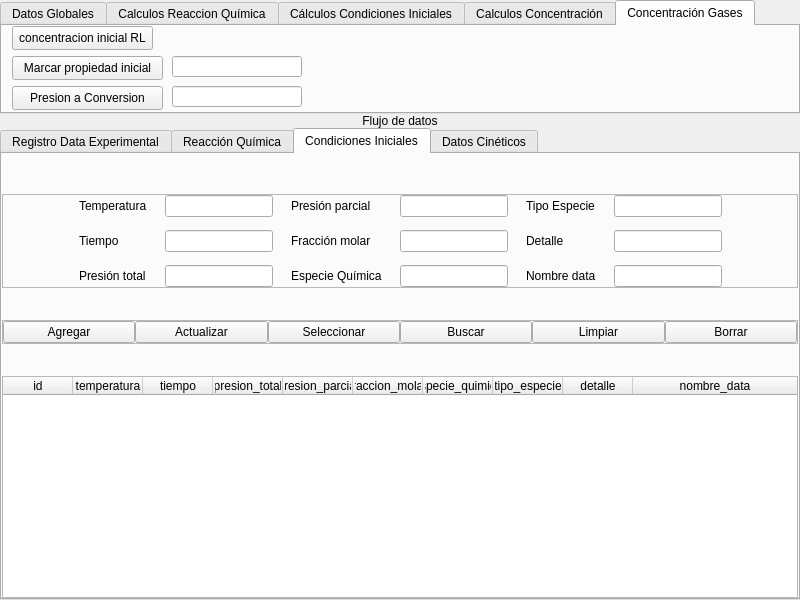
Before: the Qt Designer form flujo_datos_gui_v3.ui in JuandresPUCE/tesis_pyqt_sqlite, drawn with Qt 5.
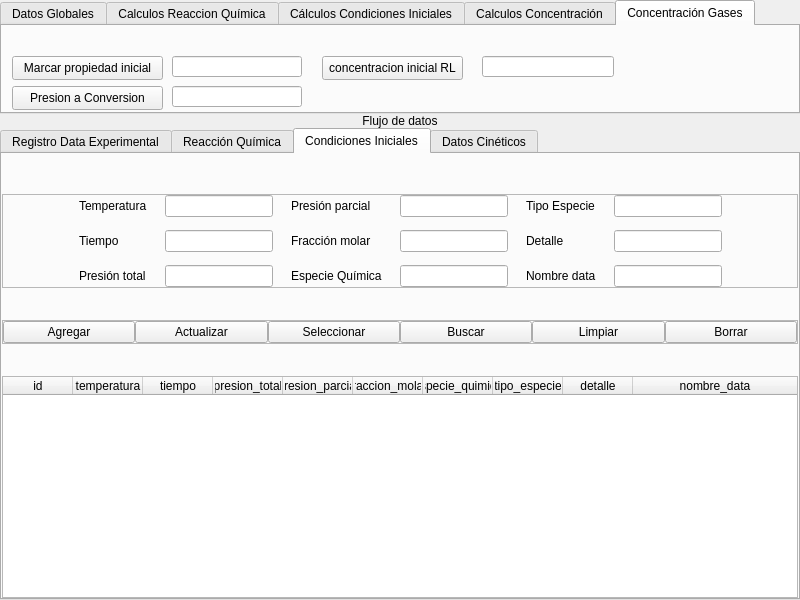
After: the same form once the commit is applied. The open tabs and pages were chosen to show the change.

Commit message: check de codigo para gases

```diff
--- a/flujo_datos_gui_v3.ui
+++ b/flujo_datos_gui_v3.ui
@@ -549,8 +549,8 @@
        <widget class="QPushButton" name="concentracion_irl_btn">
         <property name="geometry">
          <rect>
-          <x>10</x>
-          <y>0</y>
+          <x>320</x>
+          <y>30</y>
           <width>141</width>
           <height>24</height>
          </rect>
@@ -592,6 +592,16 @@
          <string>Marcar propiedad inicial</string>
         </property>
        </widget>
+       <widget class="QLineEdit" name="concentracion_reactivo_limitante_calculo_2">
+        <property name="geometry">
+         <rect>
+          <x>480</x>
+          <y>30</y>
+          <width>132</width>
+          <height>21</height>
+         </rect>
+        </property>
+       </widget>
       </widget>
      </widget>
     </item>
```
Left out of the diff: 2 changed lines with no effect on the pictures. The commit also changes 1 other file.
